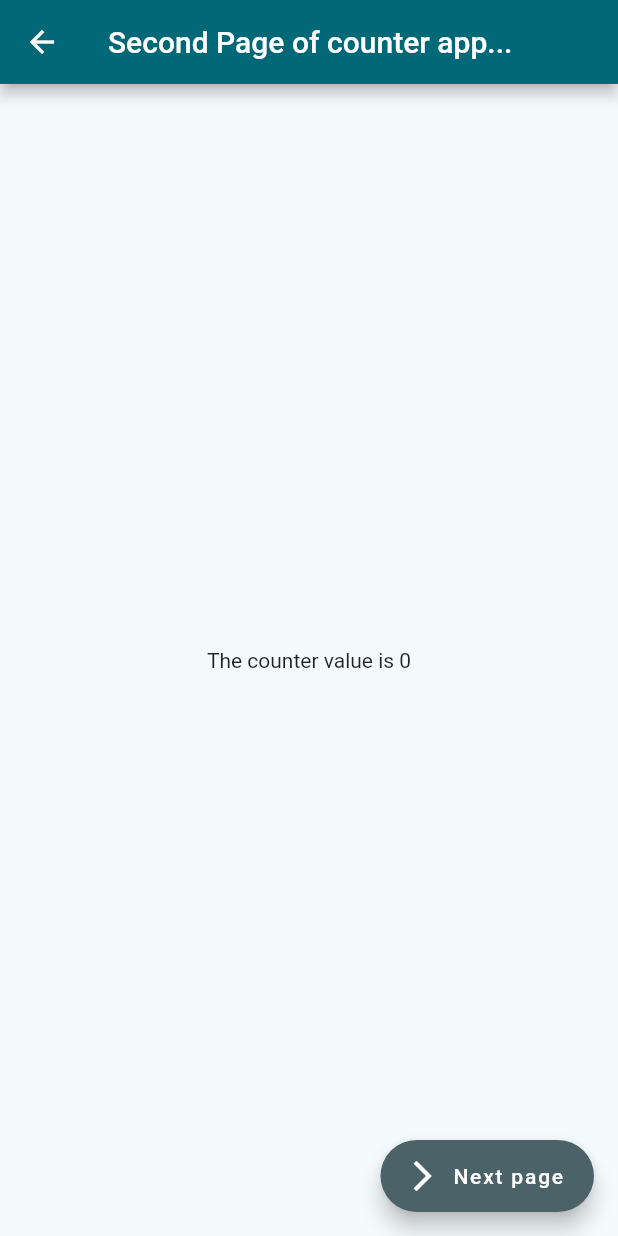
After one commit to Dheenul/counter_app, a Flutter app: the screen it shows after launch, after a tap on the "horizontal rule" icon, after a tap on the "add" icon, after a tap on "Next page", on a phone screen of 412 x 824 dp. The commit adds this screen. Run offline on Flutter 3.47's test engine with Material 2 defaults, Android fonts, the phone set to English and light mode, and no system bars; our stand-ins replace flutter_mobx, mobx; generated files the repository leaves out were written again.

Commit message:
Second commit after navigation

```diff
--- a/lib/CounterModel.dart
+++ b/lib/CounterView/CounterModel.dart
@@ -10,12 +10,14 @@
 // }
 
 // import the package called mobx
+import 'package:counter_app/Helpers/NavigationHelper/Mixin/NavigationMixin.dart';
 import 'package:mobx/mobx.dart';
 // Using the buil_runner we build this file to store the data that is being changed for the observed variable.
 part 'CounterModel.g.dart';
 
+// ignore: library_private_types_in_public_api
 class CounterModel = _CounterModelBase with _$CounterModel;
-abstract class _CounterModelBase with Store {
+abstract class _CounterModelBase with Store, NavigationMixin {
   // Observe the variable named counter for any changes
   @observable
   int counter = 0;
--- a/lib/CounterVM.dart
+++ b/lib/CounterView/CounterVM.dart
@@ -1,5 +1,7 @@
-import 'package:counter_app/CounterModel.dart';
-import 'CounterModel.dart';
+import 'package:counter_app/CounterView/CounterModel.dart';
+import 'package:counter_app/Helpers/NavigationHelper/Mixin/NavigationMixin.dart';
+import 'package:counter_app/Helpers/NavigationHelper/Routes.dart';
+
 // Create a class named CounterVM by extending the class CounterModel
 class CounterVM extends CounterModel {
   /* create a method named counterAddFunction to add the counter by 1*/
@@ -9,6 +11,7 @@ class CounterVM extends CounterModel {
     // Print the counter variable.
     print(counter);
   }
+
   /* create a method named counterAddFunction to add the counter by 1*/
   counterSubFunction() {
     // Call the function named setcounter and pass the named parameter value as counter - 1
@@ -16,4 +19,9 @@ class CounterVM extends CounterModel {
     // Print the counter variable.
     print(counter);
   }
+
+  navigateToNextPage() {
+    navigationStream.add(
+        NavigatorPush(pageConfig: Pages.secondPageViewConfig, data: counter));
+  }
 }
--- /dev/null
+++ b/lib/CounterView/CounterView.dart
@@ -0,0 +1,76 @@
+import 'package:counter_app/Helpers/NavigationHelper/Mixin/NavigationMixin.dart';
+import 'package:counter_app/Helpers/NavigationHelper/NavigationHelper.dart';
+import 'package:counter_app/Helpers/NavigationHelper/Routes.dart';
+import 'package:flutter/cupertino.dart';
+import 'package:flutter/material.dart';
+import 'package:mobx/mobx.dart';
+import 'package:flutter_mobx/flutter_mobx.dart';
+import 'CounterVM.dart';
+import 'CounterModel.dart';
+
+class CounterView extends StatefulWidget {
+  CounterView({super.key});
+
+  @override
+  State<CounterView> createState() => _CounterViewState();
+}
+
+class _CounterViewState extends State<CounterView> {
+  final CounterVM _CounterModel = CounterVM();
+  @override
+  void initState() {
+    super.initState();
+    _CounterModel.navigationStream.stream.listen((event) {
+      if (event is NavigatorPush) {
+        context.push(
+            pageConfig: Pages.secondPageViewConfig,
+            data: _CounterModel.counter);
+      }
+    });
+  }
+
+  @override
+  Widget build(BuildContext context) {
+    return (Scaffold(
+        appBar: AppBar(
+          title: const Text("Counter app in MVVM architecture"),
+        ),
+        body: SafeArea(
+            child: Center(
+          child: Column(
+            mainAxisAlignment: MainAxisAlignment.center,
+            children: [
+              Observer(builder: (context) {
+                return Text(_CounterModel.counter.toString());
+              }),
+              const SizedBox(
+                height: 30,
+              ),
+              Row(
+                mainAxisAlignment: MainAxisAlignment.center,
+                children: [
+                  IconButton(
+                      onPressed: _CounterModel.counterSubFunction,
+                      icon: const Icon(Icons.horizontal_rule)),
+                  const SizedBox(
+                    width: 20,
+                  ),
+                  IconButton(
+                      onPressed: _CounterModel.counterAddFunction,
+                      icon: const Icon(Icons.add)),
+                ],
+              ),
+            ],
+          ),
+        )),
+        floatingActionButton: FloatingActionButton.extended(
+          onPressed: () {
+            _CounterModel.navigateToNextPage();
+          },
+          label: const Text('Next page'),
+          icon: const Icon(Icons.arrow_forward_ios),
+        )
+        //floatingActionButton: FloatingActionButton(onPressed: _CounterModel.counterAddFunction, child: Text("+"),),
+        ));
+  }
+}
--- /dev/null
+++ b/lib/SecondPage/SecondPageModel.dart
@@ -0,0 +1,13 @@
+import 'package:counter_app/Helpers/NavigationHelper/Mixin/NavigationMixin.dart';
+import 'package:mobx/mobx.dart';
+// Using the buil_runner we build this file to store the data that is being changed for the observed variable.
+part 'SecondPageModel.g.dart';
+
+class SecondPageModel = _SecondPageModelBase with _$SecondPageModel;
+abstract class _SecondPageModelBase with Store, NavigationMixin {
+  // Observe the variable named counter for any changes
+  @observable
+  int counter = 0;
+  /* Create an arrow function which has named parameter, which has a required integer value that has to be passed */
+  void setcounter({required int counter})=> this.counter = counter;
+}
--- /dev/null
+++ b/lib/SecondPage/SecondPageVM.dart
@@ -0,0 +1,13 @@
+import 'package:counter_app/Helpers/NavigationHelper/Mixin/NavigationMixin.dart';
+import 'package:counter_app/SecondPage/SecondPageView.dart';
+import 'package:flutter/cupertino.dart';
+import 'SecondPageModel.dart';
+
+class SecondPageVM extends SecondPageModel {
+  SecondPageVM({required int integer}) {
+    setcounter(counter: integer);
+  }
+  navigateToPreviousPage() {
+    navigationStream.add(NavigatorPop());
+  }
+}
--- /dev/null
+++ b/lib/SecondPage/SecondPageView.dart
@@ -0,0 +1,72 @@
+import 'package:counter_app/Helpers/NavigationHelper/Mixin/NavigationMixin.dart';
+import 'package:counter_app/Helpers/NavigationHelper/NavigationHelper.dart';
+import 'package:flutter/cupertino.dart';
+import 'package:flutter/material.dart';
+import 'package:mobx/mobx.dart';
+import 'package:flutter_mobx/flutter_mobx.dart';
+import 'SecondPageVM.dart';
+import 'SecondPageModel.dart';
+
+class SecondPageView extends StatefulWidget {
+  final int data;
+  const SecondPageView({super.key, required this.data});
+
+  @override
+  State<SecondPageView> createState() => _SecondPageViewState();
+}
+
+class _SecondPageViewState extends State<SecondPageView> {
+  late final SecondPageVM _secondPageVM = SecondPageVM(integer: widget.data);
+
+  @override
+  void initState() {
+    super.initState();
+    _secondPageVM.navigationStream.stream.listen((event) {
+      if (event is NavigatorPop) {
+        context.pop();
+      }
+    });
+  }
+
+  @override
+  Widget build(BuildContext context) {
+    return (Scaffold(
+        appBar: AppBar(
+          title: const Text("Second Page of counter app..."),
+        ),
+        body: SafeArea(
+            child: Center(
+          child: Column(
+            mainAxisAlignment: MainAxisAlignment.center,
+            children: [
+              Observer(builder: (context) {
+                // return Text('The counter value is ${widget.data}');
+                return Text('The counter value is ${_secondPageVM.counter.toString()}');
+              }),
+              // SizedBox(height: 30,),
+              // Row(
+              //   mainAxisAlignment: MainAxisAlignment.center,
+              //   children: [
+              //     IconButton(
+              //         onPressed: (){},
+              //         icon: Icon(Icons.horizontal_rule)),
+              //         SizedBox(width: 20,),
+              //     IconButton(
+              //         onPressed: _CounterModel.counterAddFunction,
+              //         icon: Icon(Icons.add)),
+              //   ],
+              // )
+            ],
+          ),
+        )),
+        floatingActionButton: FloatingActionButton.extended(
+          onPressed: () {
+            _secondPageVM.navigateToPreviousPage();
+          },
+          label: const Text('Next page'),
+          icon: const Icon(Icons.arrow_forward_ios),
+        )
+        //floatingActionButton: FloatingActionButton(onPressed: _CounterModel.counterAddFunction, child: Text("+"),),
+        ));
+  }
+}
```
Also changed, not shown: lib/CounterView.dart (deleted, +0 -44 lines), lib/Helpers/NavigationHelper/Mixin/NavigationMixin.dart (added, +81 -0 lines), lib/Helpers/NavigationHelper/NavigationHelper.dart (added, +245 -0 lines), lib/Helpers/NavigationHelper/NavigationHelperMixin.dart (added, +29 -0 lines), lib/Helpers/NavigationHelper/Routes.dart (added, +26 -0 lines), lib/MyApp.dart (+4 -3 lines), lib/CounterView/CounterModel.g.dart (renamed from lib/CounterModel.g.dart), lib/SecondPage/SecondPageModel.g.dart (added).
